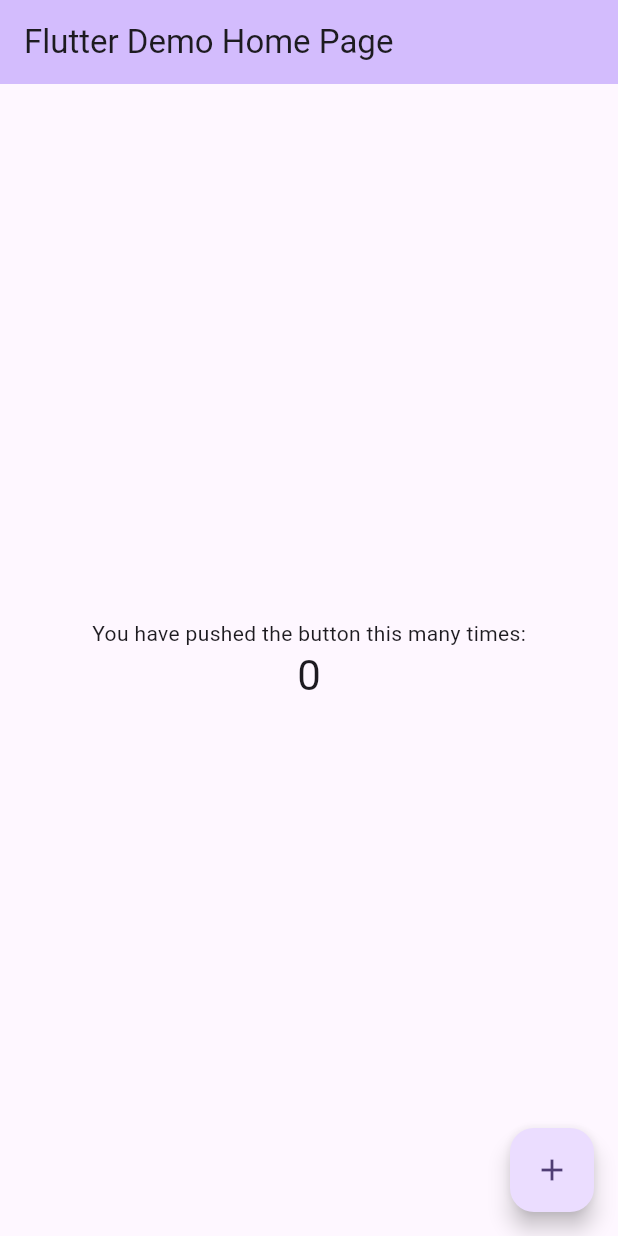
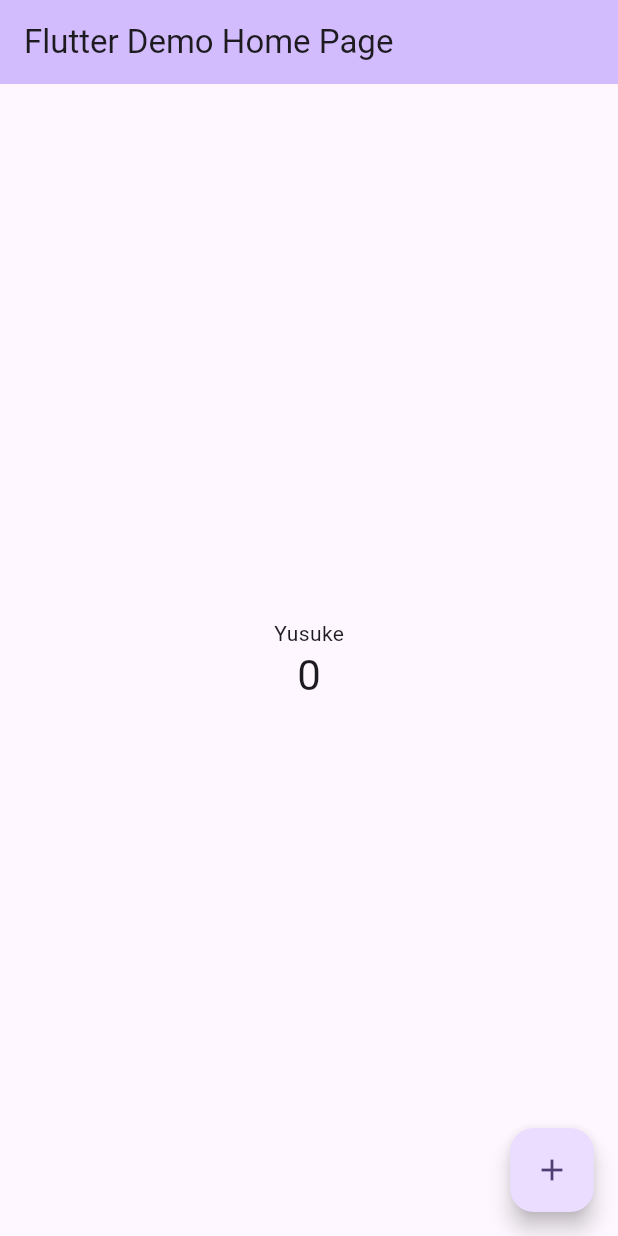
Before and after one commit to YusukeDonjo/test_1204, a Flutter app: the screen it shows after launch, on a phone screen of 412 x 824 dp. Run offline on Flutter 3.47's test engine with Material 3 defaults, Android fonts, the phone set to English and light mode, and no system bars.

Commit message:
change text

```diff
--- a/lib/main.dart
+++ b/lib/main.dart
@@ -90,23 +90,10 @@ class _MyHomePageState extends State<MyHomePage> {
         // Center is a layout widget. It takes a single child and positions it
         // in the middle of the parent.
         child: Column(
-          // Column is also a layout widget. It takes a list of children and
-          // arranges them vertically. By default, it sizes itself to fit its
-          // children horizontally, and tries to be as tall as its parent.
-          //
-          // Column has various properties to control how it sizes itself and
-          // how it positions its children. Here we use mainAxisAlignment to
-          // center the children vertically; the main axis here is the vertical
-          // axis because Columns are vertical (the cross axis would be
-          // horizontal).
-          //
-          // TRY THIS: Invoke "debug painting" (choose the "Toggle Debug Paint"
-          // action in the IDE, or press "p" in the console), to see the
-          // wireframe for each widget.
           mainAxisAlignment: MainAxisAlignment.center,
           children: <Widget>[
             const Text(
-              'You have pushed the button this many times:',
+              'Yusuke',
             ),
             Text(
               '$_counter',
```
Also changed, not shown: 1 other file.
